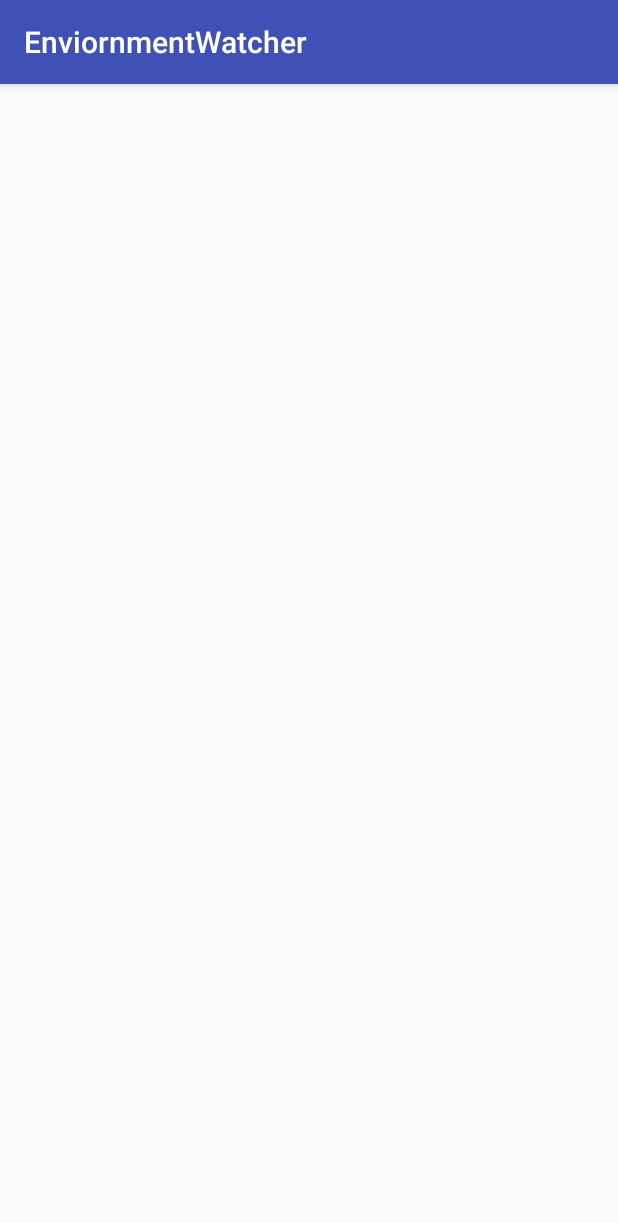
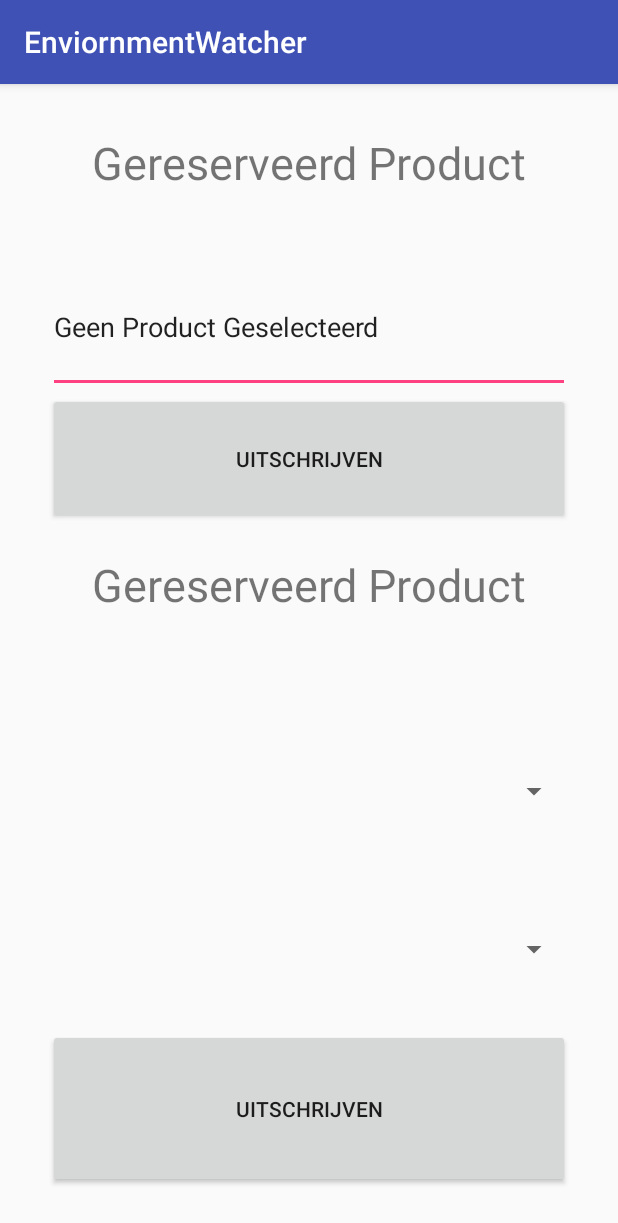
Before and after one commit to jraats/EnvironmentWatcher, an Android app: the ProductSelectorActivity screen opened directly, with no data from a screen before it, on a phone screen of 412 x 824 dp. Shown: the top 1223 px of the screen. Run offline under Robolectric (Android 15) with nearby library versions, the phone set to English and light mode, and no system bars; network calls fail.

Commit message:
Created second screen Adjusted JSONLOGIN

```diff
--- a/EnviornmentWatcher/app/src/main/java/com/avans/enviornmentwatcher/CommunicationInterface.java
+++ b/EnviornmentWatcher/app/src/main/java/com/avans/enviornmentwatcher/CommunicationInterface.java
@@ -5,5 +5,5 @@ package com.avans.enviornmentwatcher;
  */
 public interface CommunicationInterface<T>
 {
-    public void Login(T object);
+    public void getResponse(T object);
 }
--- a/EnviornmentWatcher/app/src/main/java/com/avans/enviornmentwatcher/ProductSelectorActivity.java
+++ b/EnviornmentWatcher/app/src/main/java/com/avans/enviornmentwatcher/ProductSelectorActivity.java
@@ -1,14 +1,68 @@
 package com.avans.enviornmentwatcher;
 
+import android.content.Intent;
 import android.support.v7.app.AppCompatActivity;
 import android.os.Bundle;
+import android.view.View;
+import android.widget.Button;
+
+import java.lang.reflect.Array;
+import java.util.ArrayList;
 
 public class ProductSelectorActivity extends AppCompatActivity {
+
+    private Button button_Select_Product, button_Unregister_Product;
 
     @Override
     protected void onCreate(Bundle savedInstanceState) {
         super.onCreate(savedInstanceState);
         setContentView(R.layout.activity_product_selector);
 
+        /*
+        //Get all products
+        try {
+            JSONCommunicator.getInstance().getAllProducts(DataCommunicator.getInstance().getUser(),
+                    new CommunicationInterface<ArrayList<Product>>() {
+
+                        @Override
+                        public void getResponse(ArrayList object) {
+                            if (!object.equals(null))
+                            {
+
+                            }
+                        }
+                    });
+        }catch (Exception e)
+        {
+
+        }
+*/
+
+        //Creating button with logic
+        button_Select_Product=(Button)
+
+        findViewById(R.id.button_Select_Product);
+
+        button_Select_Product.setOnClickListener(new View.OnClickListener(){
+            @Override
+            public void onClick(View v) {
+
+            }
+        }
+
+        );
+
+        button_Unregister_Product=(Button)
+
+        findViewById(R.id.button_Unregister_Product);
+
+        button_Unregister_Product.setOnClickListener(new View.OnClickListener(){
+             @Override
+             public void onClick(View v) {
+
+             }
+        });
+
+
     }
 }
--- a/EnviornmentWatcher/app/src/main/res/layout/activity_login.xml
+++ b/EnviornmentWatcher/app/src/main/res/layout/activity_login.xml
@@ -18,7 +18,8 @@
         android:id="@+id/editText_Username"
         android:layout_width="match_parent"
         android:layout_height="0dp"
-        android:layout_weight="5"/>
+        android:layout_weight="5"
+        android:inputType="textVisiblePassword"/>
 
     <EditText
         android:id="@+id/editText_Password"
--- a/EnviornmentWatcher/app/src/main/res/layout/activity_product_selector.xml
+++ b/EnviornmentWatcher/app/src/main/res/layout/activity_product_selector.xml
@@ -1,13 +1,88 @@
 <?xml version="1.0" encoding="utf-8"?>
-<RelativeLayout xmlns:android="http://schemas.android.com/apk/res/android"
+<LinearLayout xmlns:android="http://schemas.android.com/apk/res/android"
     xmlns:tools="http://schemas.android.com/tools" android:layout_width="match_parent"
     android:layout_height="match_parent"
     android:paddingLeft="@dimen/activity_horizontal_margin"
     android:paddingRight="@dimen/activity_horizontal_margin"
     android:paddingTop="@dimen/activity_vertical_margin"
     android:paddingBottom="@dimen/activity_vertical_margin"
-    tools:context="com.avans.enviornmentwatcher.ProductSelectorActivity">
+    tools:context="com.avans.enviornmentwatcher.ProductSelectorActivity"
+    android:orientation="vertical">
+
+
+    <LinearLayout
+        android:orientation="vertical"
+        android:layout_width="match_parent"
+        android:layout_height="0dp"
+        android:layout_weight="10"
+        android:paddingTop="0dp"
+        android:paddingBottom="20dp">>
+
+        <TextView
+            android:id="@+id/text_Reserved_Product"
+            android:layout_width="wrap_content"
+            android:layout_height="0dp"
+            android:layout_weight="1"
+            android:text="@string/text_Reserved_Product"
+            android:layout_gravity="center_horizontal"
+            android:textSize="30dp" />
+
+        <EditText
+            android:id="@+id/editText_Selected_Product"
+            android:layout_width="match_parent"
+            android:layout_height="0dp"
+            android:layout_weight="1"
+            android:text="@string/editText_Selected_Product"
+            android:layout_gravity="center_horizontal"
+            android:editable="false"
+            android:inputType="none" />
+
+        <Button
+            android:id="@+id/button_Unregister_Product"
+            android:layout_width="match_parent"
+            android:layout_height="0dp"
+            android:layout_weight="1"
+            android:text="@string/button_Unregister_Product"
+            android:layout_gravity="center_horizontal" />
+
+    </LinearLayout>
+
+    <LinearLayout
+        android:orientation="vertical"
+        android:layout_width="match_parent"
+        android:layout_height="0dp"
+        android:layout_weight="15">
+
+        <TextView
+            android:id="@+id/textView"
+            android:layout_width="wrap_content"
+            android:layout_height="0dp"
+            android:layout_weight="1"
+            android:text="@string/text_Reserved_Product"
+            android:layout_gravity="center_horizontal"
+            android:textSize="30dp" />
+
+        <Spinner
+            android:id="@+id/spinner_Room"
+            android:layout_width="match_parent"
+            android:layout_height="0dp"
+            android:layout_weight="1"></Spinner>
+
+        <Spinner
+            android:id="@+id/spinner_Location"
+            android:layout_width="match_parent"
+            android:layout_height="0dp"
+            android:layout_weight="1"></Spinner>
+
+        <Button
+            android:id="@+id/button_Select_Product"
+            android:layout_width="match_parent"
+            android:layout_height="0dp"
+            android:layout_weight="1"
+            android:text="@string/button_Unregister_Product"
+            android:layout_gravity="center_horizontal" />
+    </LinearLayout>
 
 
 
-</RelativeLayout>
+</LinearLayout>
--- a/EnviornmentWatcher/app/src/main/res/values/strings.xml
+++ b/EnviornmentWatcher/app/src/main/res/values/strings.xml
@@ -1,4 +1,12 @@
 <resources>
+    <!--Login -->
     <string name="app_name">EnviornmentWatcher</string>
     <string name="button_login">Aanmelden</string>
+
+    <!--ProductSelector -->
+    <string name="text_Reserved_Product">Gereserveerd Product</string>
+    <string name="editText_Selected_Product">Geen Product Geselecteerd</string>
+    <string name="button_Unregister_Product">Uitschrijven</string>
+
+
 </resources>
```
Also changed, not shown: EnviornmentWatcher/app/src/main/java/com/avans/enviornmentwatcher/DataCommunicator.java (+7 -6 lines), EnviornmentWatcher/app/src/main/java/com/avans/enviornmentwatcher/JSONCommunicator.java (+86 -8 lines), EnviornmentWatcher/app/src/main/java/com/avans/enviornmentwatcher/LoginActivity.java (+26 -8 lines), EnviornmentWatcher/app/src/main/java/com/avans/enviornmentwatcher/Product.java (+39 -0 lines), 10 other files.
